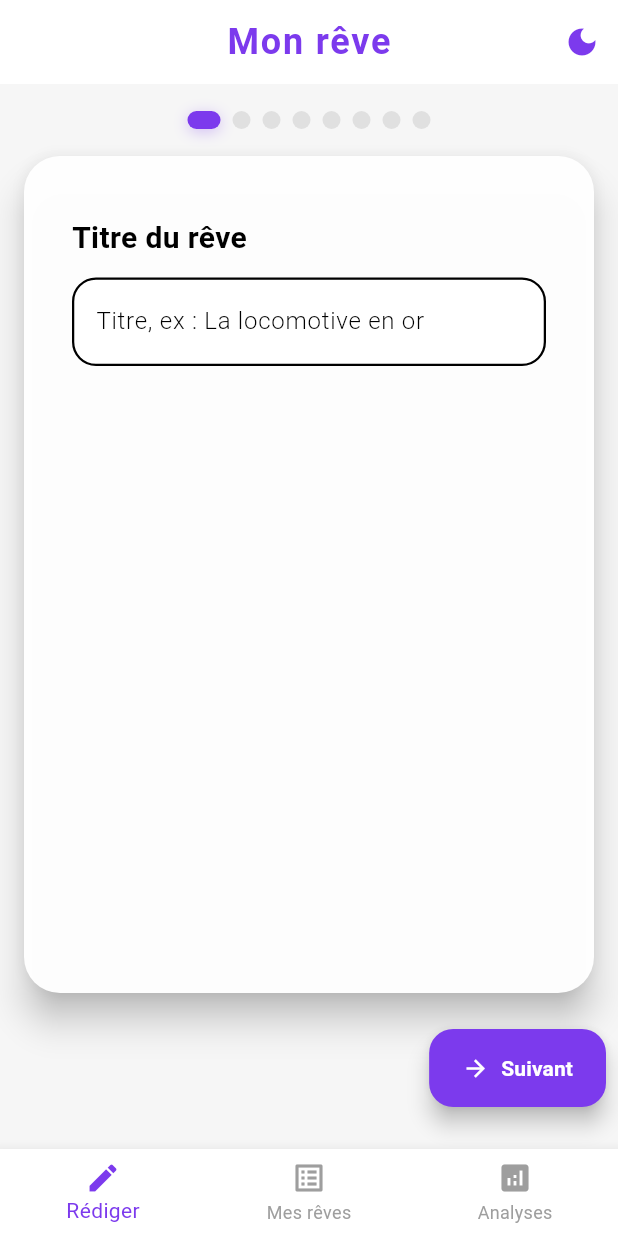
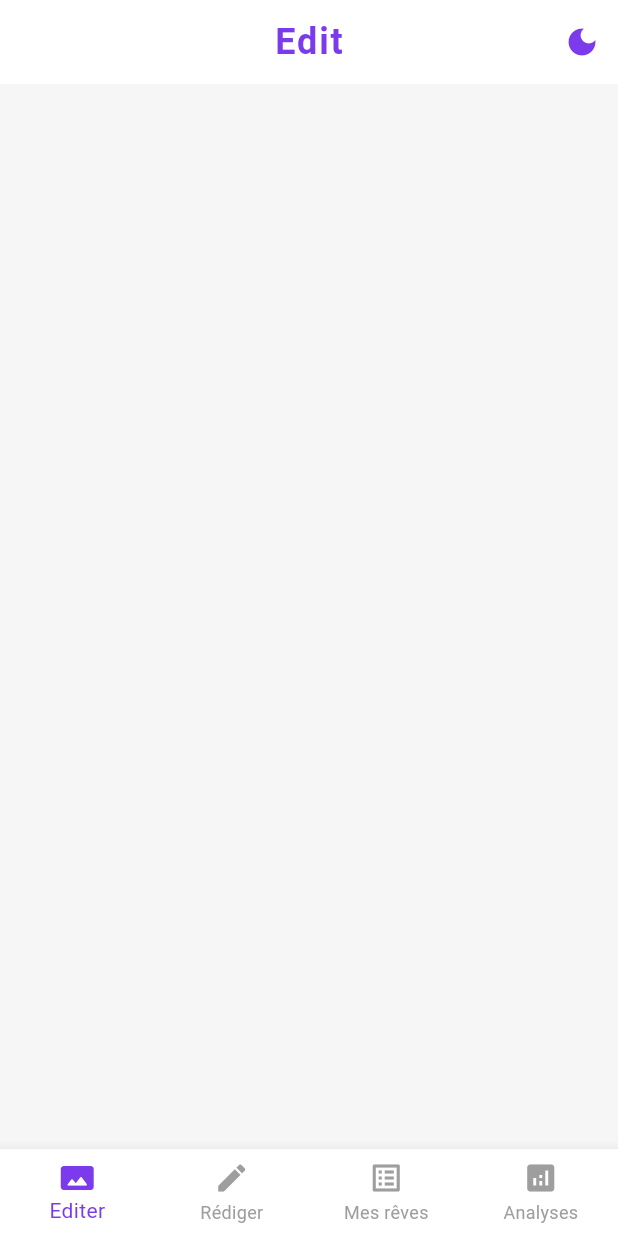
Before and after one commit to Xantos07/Revato, a Flutter app: the screen it shows after launch, on a phone screen of 412 x 824 dp. Run offline on Flutter 3.47's test engine with Material 3 defaults, Android fonts, the phone set to English and light mode, and no system bars; our stand-ins replace shared_preferences, sqflite; accounts and stored records are empty.

Commit message:
✨Add DreamEditorCarousel

```diff
--- /dev/null
+++ b/revato_app/lib/Screen/dream_editor_carousel.dart
@@ -0,0 +1,16 @@
+import 'package:flutter/material.dart';
+import 'package:revato_app/widgets/dream_app_bar.dart';
+
+class DreamEditorCarousel extends StatefulWidget {
+  const DreamEditorCarousel({super.key});
+
+  @override
+  State<DreamEditorCarousel> createState() => _DreamEditorScreenState();
+}
+
+class _DreamEditorScreenState extends State<DreamEditorCarousel> {
+  @override
+  Widget build(BuildContext context) {
+    return Scaffold(appBar: buildDreamAppBar(title: 'Edit', context: context));
+  }
+}
--- a/revato_app/lib/app.dart
+++ b/revato_app/lib/app.dart
@@ -1,13 +1,14 @@
 import 'package:flutter/material.dart';
 import 'package:provider/provider.dart';
+import 'package:revato_app/Screen/dream_editor_carousel.dart';
 import 'package:revato_app/viewmodel/dream_filter_view_model.dart';
-import 'package:revato_app/widgets/dream_analysis.dart';
-import 'package:revato_app/widgets/dream_list_screen.dart';
+import 'package:revato_app/Screen/dream_analysis.dart';
+import 'package:revato_app/Screen/dream_list_screen.dart';
 import 'package:revato_app/services/navigation_core.dart';
 import 'themes/theme_provider.dart';
 import 'themes/light_theme.dart';
 import 'themes/dark_theme.dart';
-import 'widgets/dream_writing_carousel.dart';
+import 'Screen/dream_writing_carousel.dart';
 
 class RevatoApp extends StatelessWidget {
   const RevatoApp({super.key});
@@ -61,6 +62,7 @@ class _DreamHomeScreenState extends State<DreamHomeScreen> {
   @override
   Widget build(BuildContext context) {
     final List<Widget> pages = [
+      DreamEditorCarousel(),
       DreamWritingCarousel(),
       DreamListScreen(),
       DreamAnalysis(),
@@ -76,6 +78,10 @@ class _DreamHomeScreenState extends State<DreamHomeScreen> {
           currentIndex: _selectedIndex,
           onTap: (index) => setState(() => _selectedIndex = index),
           items: const [
+            BottomNavigationBarItem(
+              icon: Icon(Icons.panorama_rounded),
+              label: 'Editer',
+            ),
             BottomNavigationBarItem(icon: Icon(Icons.edit), label: 'Rédiger'),
             BottomNavigationBarItem(
               icon: Icon(Icons.list_alt),
--- a/revato_app/lib/services/navigation_core.dart
+++ b/revato_app/lib/services/navigation_core.dart
@@ -1,6 +1,6 @@
 import 'package:flutter/material.dart';
 import 'package:revato_app/model/dream_model.dart';
-import 'package:revato_app/widgets/dream_writing_carousel.dart';
+import 'package:revato_app/Screen/dream_writing_carousel.dart';
 import 'package:revato_app/widgets/DreamDetail/DreamDetail.dart';
 import 'package:revato_app/services/dream_service.dart';
 
```
Also changed, not shown: revato_app/lib/Screen/dream_analysis.dart (renamed from revato_app/lib/widgets/dream_analysis.dart), revato_app/lib/Screen/dream_list_screen.dart (renamed from revato_app/lib/widgets/dream_list_screen.dart), revato_app/lib/Screen/dream_writing_carousel.dart (renamed from revato_app/lib/widgets/dream_writing_carousel.dart).
